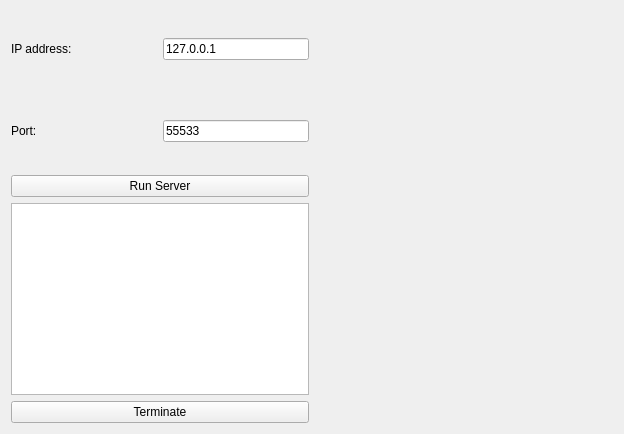
Old version of the form server/server.ui in the repository pvavercak/flat_repo.
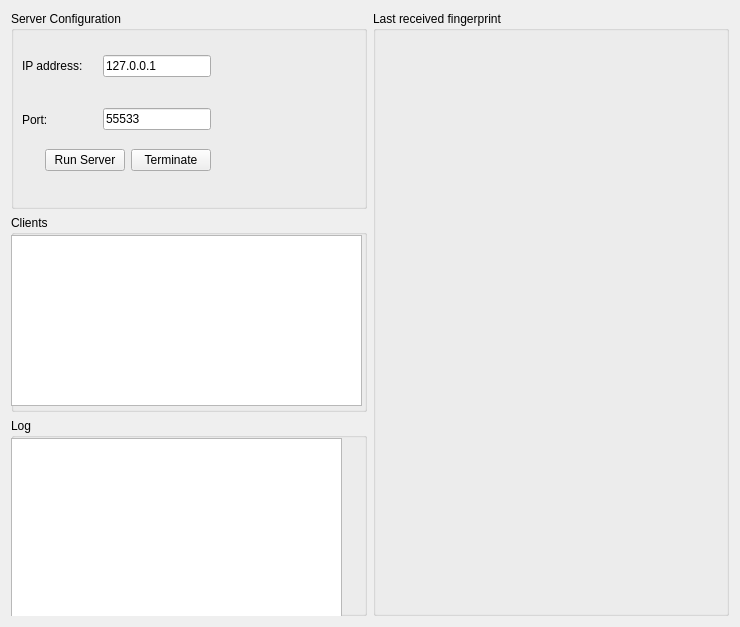
New version of the form.

Commit message: Client-Server: ssl connections is established

Patch:
```diff
--- a/server/server.ui
+++ b/server/server.ui
@@ -6,8 +6,8 @@
    <rect>
     <x>0</x>
     <y>0</y>
-    <width>624</width>
-    <height>434</height>
+    <width>740</width>
+    <height>627</height>
    </rect>
   </property>
   <property name="windowTitle">
@@ -16,13 +16,26 @@
   <widget class="QWidget" name="centralWidget">
    <layout class="QGridLayout" name="gridLayout">
     <item row="0" column="0">
-     <layout class="QVBoxLayout" name="verticalLayout_3">
+     <layout class="QHBoxLayout" name="horizontalLayout_4">
       <item>
        <layout class="QVBoxLayout" name="verticalLayout_2">
         <item>
+         <widget class="QGroupBox" name="configGroup">
+          <property name="title">
+           <string>Server Configuration</string>
+          </property>
+          <widget class="QWidget" name="layoutWidget">
+           <property name="geometry">
+            <rect>
+             <x>0</x>
+             <y>20</y>
+             <width>211</width>
+             <height>151</height>
+            </rect>
+           </property>
          <layout class="QVBoxLayout" name="verticalLayout">
           <item>
-           <layout class="QHBoxLayout" name="horizontalLayout_2">
+             <layout class="QHBoxLayout" name="horizontalLayout">
             <item>
              <widget class="QLabel" name="label_ip">
               <property name="sizePolicy">
@@ -52,7 +65,7 @@
            </layout>
           </item>
           <item>
-           <layout class="QHBoxLayout" name="horizontalLayout">
+             <layout class="QHBoxLayout" name="horizontalLayout_2">
             <item>
              <widget class="QLabel" name="label_port">
               <property name="sizePolicy">
@@ -81,7 +94,20 @@
             </item>
            </layout>
           </item>
-         </layout>
+            <item>
+             <layout class="QHBoxLayout" name="horizontalLayout_3">
+              <item>
+               <spacer name="horizontalSpacer">
+                <property name="orientation">
+                 <enum>Qt::Horizontal</enum>
+                </property>
+                <property name="sizeHint" stdset="0">
+                 <size>
+                  <width>48</width>
+                  <height>20</height>
+                 </size>
+                </property>
+               </spacer>
         </item>
         <item>
          <widget class="QPushButton" name="start_server">
@@ -90,10 +116,53 @@
           </property>
          </widget>
         </item>
-       </layout>
-      </item>
+              <item>
+               <widget class="QPushButton" name="terminate">
+                <property name="text">
+                 <string>Terminate</string>
+                </property>
+               </widget>
+              </item>
+             </layout>
+            </item>
+           </layout>
+          </widget>
+         </widget>
+        </item>
       <item>
+         <widget class="QGroupBox" name="clientListGroup">
+          <property name="title">
+           <string>Clients</string>
+          </property>
+          <widget class="QTableWidget" name="clientTable">
+           <property name="geometry">
+            <rect>
+             <x>0</x>
+             <y>20</y>
+             <width>351</width>
+             <height>171</height>
+            </rect>
+           </property>
+          </widget>
+         </widget>
+        </item>
+        <item>
+         <widget class="QGroupBox" name="logGroup">
+          <property name="title">
+           <string>Log</string>
+          </property>
        <widget class="QTextEdit" name="output">
+           <property name="geometry">
+            <rect>
+             <x>0</x>
+             <y>20</y>
+             <width>331</width>
+             <height>181</height>
+            </rect>
+           </property>
+           <property name="verticalScrollBarPolicy">
+            <enum>Qt::ScrollBarAsNeeded</enum>
+           </property>
         <property name="horizontalScrollBarPolicy">
          <enum>Qt::ScrollBarAsNeeded</enum>
         </property>
@@ -104,11 +173,36 @@
          <number>80</number>
         </property>
        </widget>
+         </widget>
       </item>
      </layout>
     </item>
-    <item row="0" column="1">
+      <item>
+       <widget class="QGroupBox" name="imageShowGroup">
+        <property name="sizePolicy">
+         <sizepolicy hsizetype="Preferred" vsizetype="Expanding">
+          <horstretch>0</horstretch>
+          <verstretch>0</verstretch>
+         </sizepolicy>
+        </property>
+        <property name="baseSize">
+         <size>
+          <width>320</width>
+          <height>480</height>
+         </size>
+        </property>
+        <property name="title">
+         <string>Last received fingerprint</string>
+        </property>
      <widget class="QLabel" name="imagebrowser">
+         <property name="geometry">
+          <rect>
+           <x>20</x>
+           <y>40</y>
+           <width>321</width>
+           <height>501</height>
+          </rect>
+         </property>
       <property name="sizePolicy">
        <sizepolicy hsizetype="Expanding" vsizetype="Expanding">
         <horstretch>0</horstretch>
@@ -119,13 +213,9 @@
        <string/>
       </property>
      </widget>
-    </item>
-    <item row="1" column="0">
-     <widget class="QPushButton" name="terminate">
-      <property name="text">
-       <string>Terminate</string>
-      </property>
-     </widget>
+       </widget>
+      </item>
+     </layout>
     </item>
    </layout>
   </widget>
```
Left out of the diff: 6 changed lines with no effect on the pictures. Lines whose indentation alone changed are shown as unchanged. The commit also changes 10 other files.
